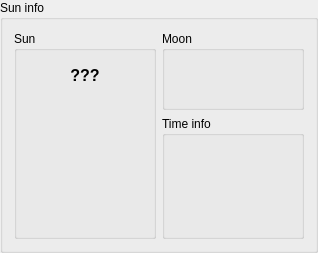
AMOS-uniba/amos-client, file widgets/qsuninfo.ui: the form before one commit.
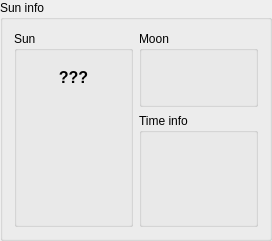
The form after the commit. Custom widgets are drawn as their Qt base class.

Patch:
```diff
--- a/widgets/qsuninfo.ui
+++ b/widgets/qsuninfo.ui
@@ -6,8 +6,8 @@
    <rect>
     <x>0</x>
     <y>0</y>
-    <width>318</width>
-    <height>225</height>
+    <width>272</width>
+    <height>213</height>
    </rect>
   </property>
   <property name="title">
@@ -20,6 +20,9 @@
       <string>Sun</string>
      </property>
      <layout class="QVBoxLayout" name="verticalLayout">
+      <property name="spacing">
+       <number>0</number>
+      </property>
       <item>
        <widget class="QLabel" name="lb_sun_status">
         <property name="maximumSize">
@@ -163,6 +166,9 @@
       <string>Time info</string>
      </property>
      <layout class="QVBoxLayout" name="verticalLayout_3">
+      <property name="spacing">
+       <number>3</number>
+      </property>
       <item>
        <widget class="QDateTimeLine" name="sl_dome_close" native="true">
         <property name="sizePolicy">
@@ -260,6 +266,9 @@
       <string>Moon</string>
      </property>
      <layout class="QVBoxLayout" name="verticalLayout_2">
+      <property name="spacing">
+       <number>3</number>
+      </property>
       <item>
        <widget class="QFloatLine" name="sl_moon_altitude" native="true">
         <property name="sizePolicy">
```
